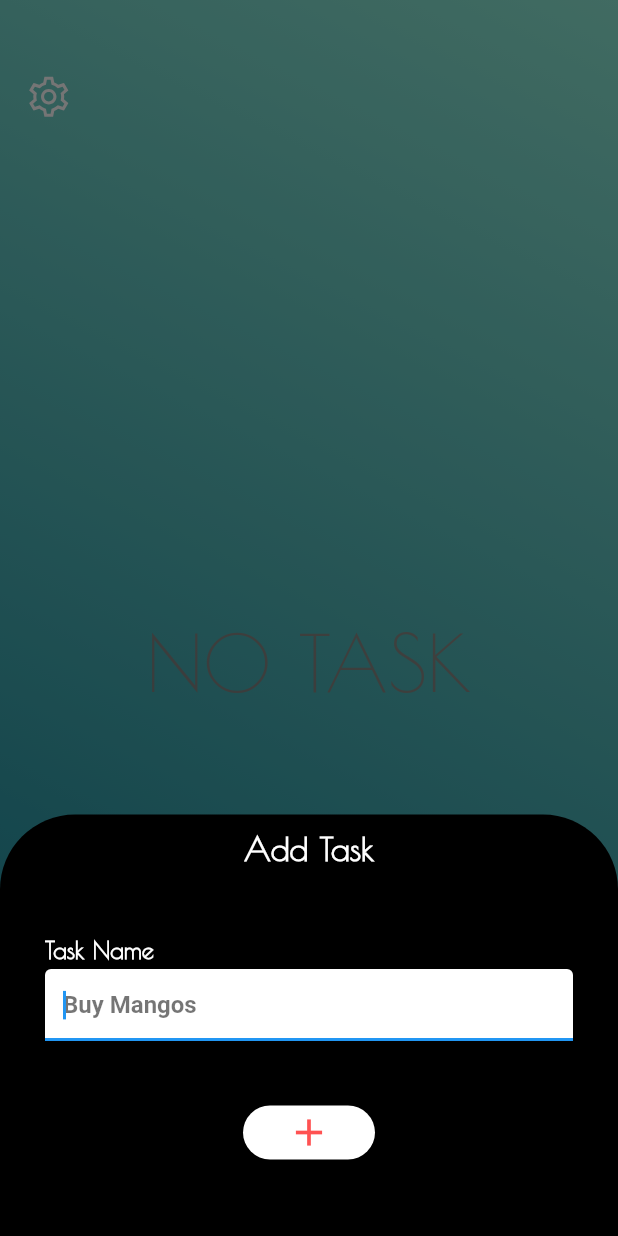
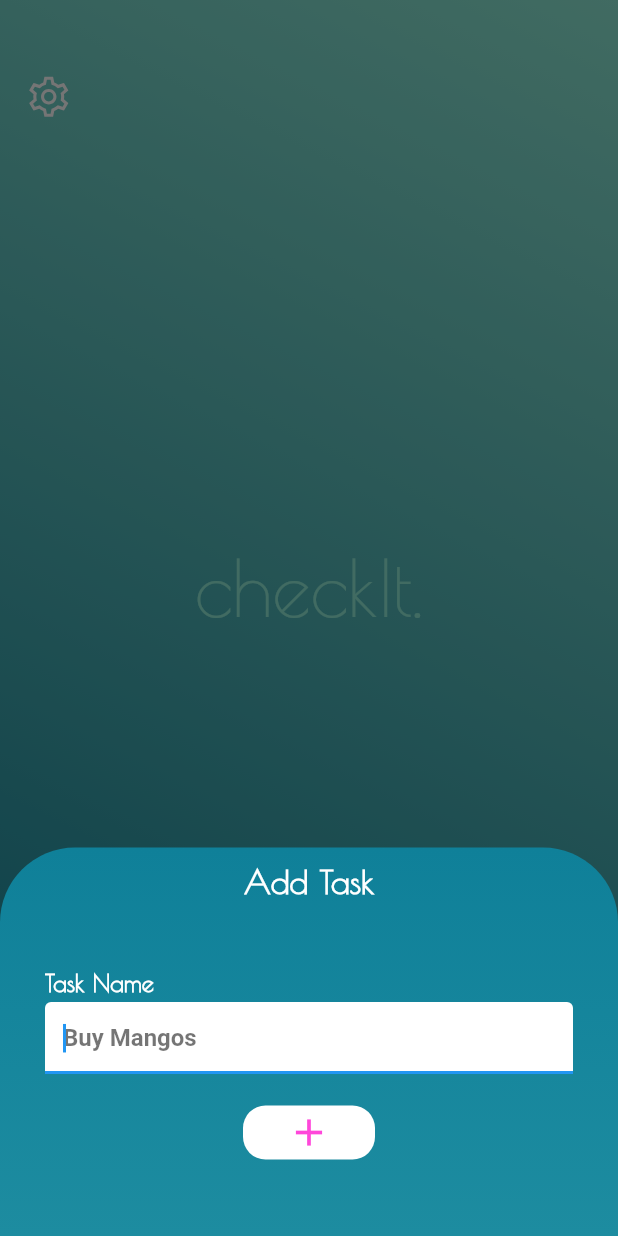
Before and after one commit to lightScout/checkit, a Flutter app: the screen it shows after launch, after a tap on the "add" icon, on a phone screen of 412 x 824 dp. Run offline on Flutter 3.47's test engine with Material 2 defaults, Android fonts, the phone set to English and light mode, and no system bars; our stand-ins replace flutter_datetime_picker, flutter_svg, hive, hive_flutter, introduction_screen, line_icons and 3 more; missing offline and left inert: fab_circular_menu; accounts and stored records are empty; generated files the repository leaves out were written again.

Commit message:
add UI Read and Delete - working add New design for add task screen

```diff
--- a/lib/main.dart
+++ b/lib/main.dart
@@ -16,7 +16,10 @@ void main() async {
       await path_provider.getApplicationDocumentsDirectory();
   Hive.init(appDocumentDirectory.path);
   Hive.registerAdapter(TaskAdapter());
-  final tasksBox = await Hive.openBox('tasks');
+  final tasksBox =
+      await Hive.openBox('tasks', compactionStrategy: (int total, int deleted) {
+    return deleted > 0;
+  });
   runApp(WatchBoxBuilder(box: tasksBox, builder: (context, box) => MyApp()));
 }
 
@@ -48,6 +51,7 @@ class _MyAppState extends State<MyApp> {
 
   @override
   void dispose() {
+    Hive.box('tasks').compact();
     Hive.close();
     super.dispose();
   }
--- a/lib/model/task_data.dart
+++ b/lib/model/task_data.dart
@@ -2,6 +2,7 @@ import 'package:flutter/foundation.dart';
 import 'task.dart';
 import 'dart:collection';
 import 'database_helpers.dart';
+import 'package:hive/hive.dart';
 
 class TaskData extends ChangeNotifier {
   List<TaskDB> _tasksListMain = [];
--- a/lib/screens/add_task_screen.dart
+++ b/lib/screens/add_task_screen.dart
@@ -40,7 +40,7 @@ class _AddTaskScreenState extends State<AddTaskScreen> {
         gradient: LinearGradient(
             begin: Alignment.bottomCenter,
             end: Alignment.topCenter,
-            colors: [Colors.black, Colors.black]),
+            colors: [Color(0xFF1D8CA0), Color(0xFF0F8099)]),
         borderRadius: BorderRadius.only(
           topLeft: Radius.circular(50.0),
           topRight: Radius.circular(50.0),
@@ -94,7 +94,7 @@ class _AddTaskScreenState extends State<AddTaskScreen> {
 //                            LineIcons.font,
 //                            color: Colors.black,
 //                          ),
-                          helperText: 'Task Name',
+//                           helperText: 'Task Name',
                           hintText: 'Buy Mangos',
                           hintStyle: TextStyle(
                             color: Colors.black54,
@@ -278,8 +278,10 @@ class _AddTaskScreenState extends State<AddTaskScreen> {
                         children: <Widget>[
                           FlatButton(
                             shape: RoundedRectangleBorder(
-                                borderRadius:
-                                    BorderRadius.all(Radius.circular(20))),
+                              borderRadius: BorderRadius.all(
+                                Radius.circular(15),
+                              ),
+                            ),
                             onPressed: () {
                               //Add task to the list
                               Task task = Task();
@@ -300,7 +302,7 @@ class _AddTaskScreenState extends State<AddTaskScreen> {
                             child: Icon(
                               Icons.add,
                               size: 30,
-                              color: Colors.redAccent,
+                              color: Color(0xFFFF47DA),
                             ),
                             color: Colors.white,
                           ),
--- a/lib/screens/dashboard.dart
+++ b/lib/screens/dashboard.dart
@@ -129,7 +129,7 @@ class _DashboardScreenState extends State<DashboardScreen> {
 //                      ),
 //                    ),
                   SizedBox(
-                    height: 70,
+                    height: 20,
                   ),
                   Hive.box('tasks').isNotEmpty
                       ? Column(
@@ -247,6 +247,10 @@ class _DashboardScreenState extends State<DashboardScreen> {
 //                                      : SizedBox(),
 //                                ],
 //                              ),
+                            Container(
+                              width: 400,
+                              child: ListBuilder(listCategory: 'Main'),
+                            )
                           ],
                         )
 
@@ -255,11 +259,11 @@ class _DashboardScreenState extends State<DashboardScreen> {
                           padding: const EdgeInsets.only(top: 260),
                           child: Center(
                             child: Opacity(
-                              opacity: .4,
-                              child: Text('NO TASK',
+                              opacity: 1,
+                              child: Text('checkIt.',
                                   style: TextStyle(
                                       fontSize: 52,
-                                      color: Color(0xFFdb4c40),
+                                      color: Color(0xFF8DE9D5),
                                       fontWeight: FontWeight.w100,
                                       fontFamily: 'PoiretOne')),
                             ),
@@ -268,17 +272,13 @@ class _DashboardScreenState extends State<DashboardScreen> {
 
                   /// Category Row Selection
                   ///Task Lists
-                  isMainSelected
-                      ? Flexible(
-                          child: Container(
-                            width: 400,
-                            height: 540,
-                            child: ListBuilder(listCategory: 'Main'),
-                          ),
-                        )
-                      : Expanded(
-                          child: ListBuilder(listCategory: 'Dream'),
-                        )
+                  // Flexible(
+                  //   child: Container(
+                  //     width: 400,
+                  //     height: 540,
+                  //     child: ListBuilder(listCategory: 'Main'),
+                  //   ),
+                  // )
                 ],
               ),
             ),
--- a/lib/widgets/list_builder.dart
+++ b/lib/widgets/list_builder.dart
@@ -16,14 +16,17 @@ class ListBuilder extends StatelessWidget {
     // final tasksBox = Hive.box('tasks');
     return WatchBoxBuilder(
         box: Hive.box('tasks'),
-      builder: (context, tasksBox){
+        builder: (context, tasksBox) {
           return SingleChildScrollView(
             child: ListView.separated(
               scrollDirection: Axis.vertical,
               controller: ScrollController(keepScrollOffset: true),
               shrinkWrap: true,
               itemBuilder: (context, index) {
-              final task = tasksBox.get(index) as Task;
+                print(tasksBox.keys);
+                print(tasksBox.keys.toList()[index]);
+                final task =
+                    tasksBox.get(tasksBox.keys.toList()[index]) as Task;
                 return Dismissible(
                   key: Key('${task.name}${index.toString()}'),
                   direction: DismissDirection.horizontal,
@@ -36,12 +39,13 @@ class ListBuilder extends StatelessWidget {
                       // you gonna have to create another task
                       // and add it to the same index
                       // that should update the UI as well
-                    ;
-                    print(task.isDone);
+
+                      task.toggleDone();
+                      return tasksBox.putAt(index, task);
                     },
-                  // deleteTask: () {
-                  //   taskData.deleteTask(task);
-                  // },
+                    deleteTask: () {
+                      tasksBox.deleteAt(index);
+                    },
                   ),
                 );
               },
@@ -53,8 +57,7 @@ class ListBuilder extends StatelessWidget {
               itemCount: tasksBox.length,
             ),
           );
-      }
-    );
+        });
   }
 }
 
--- a/lib/widgets/stack_layout.dart
+++ b/lib/widgets/stack_layout.dart
@@ -56,12 +56,12 @@ class _StackLayoutState extends State<StackLayout>
           child: Scaffold(
             backgroundColor: Colors.transparent,
             floatingActionButton: FloatingActionButton(
-                backgroundColor: Colors.white,
+                backgroundColor: Color(0xFF8DE9D5),
                 child: InkWell(
                   child: Icon(
                     Icons.add,
-                    color: Colors.black,
-                    size: 35,
+                    color: Colors.white,
+                    size: 38,
                   ),
                 ),
                 onPressed: () {
```
Lines whose indentation alone changed are shown as unchanged.
